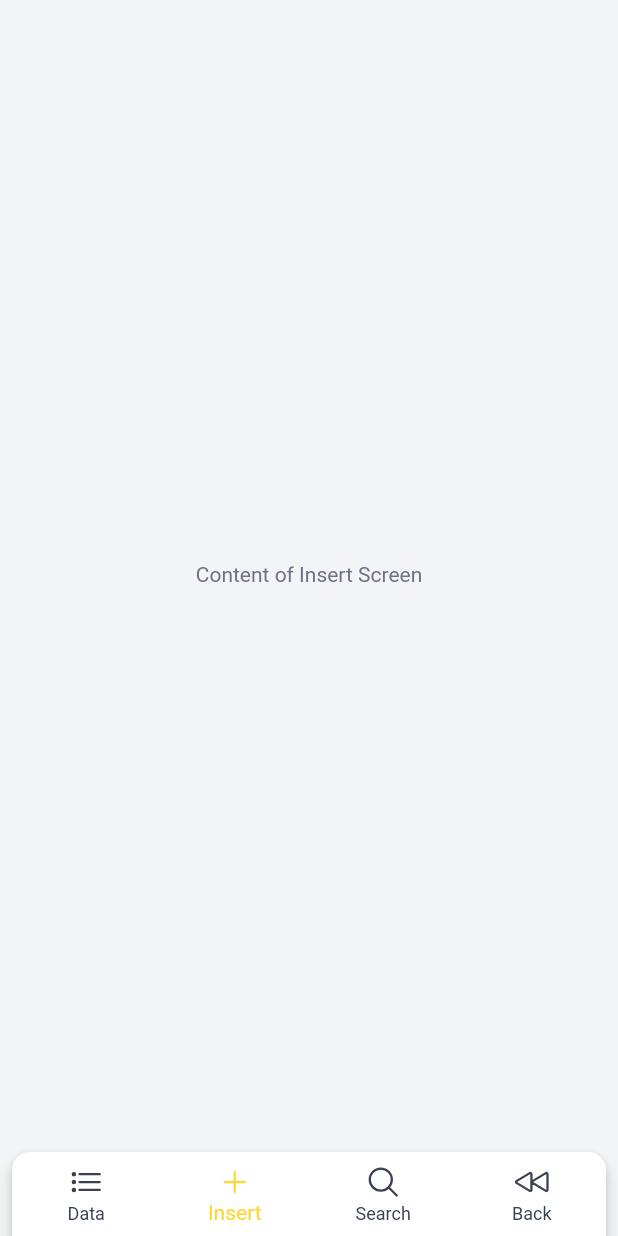
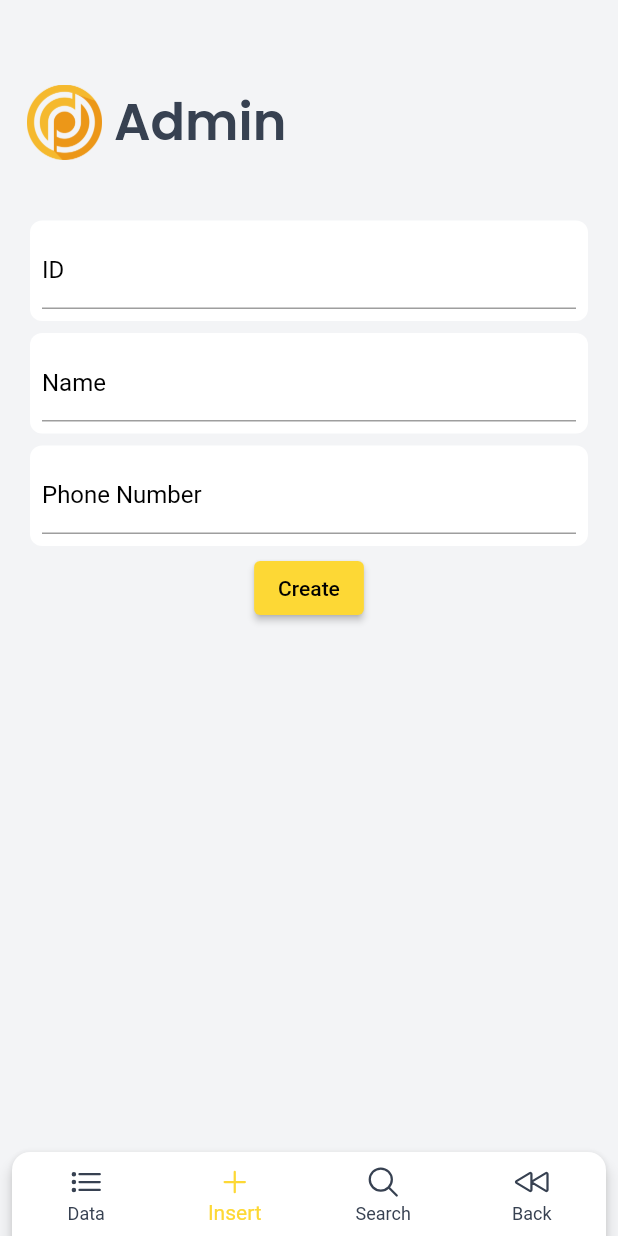
Before and after one commit to TilarnaExdilika/CRM_MobileApp_API_v4.1, a Flutter app: the InsertScreen screen opened directly, on a phone screen of 412 x 824 dp. Run offline on Flutter 3.47's test engine with Material 2 defaults, Android fonts, the phone set to English and light mode, and no system bars; our stand-ins replace bloc, easy_localization, equatable, flutter_bloc, hive, hydrated_bloc and 2 more; missing offline and left inert: flutter_displaymode; accounts and stored records are empty.

Commit message:
Dynamic InputCard

```diff
--- a/lib/ui/screens/insert_screens.dart
+++ b/lib/ui/screens/insert_screens.dart
@@ -2,18 +2,87 @@ import 'package:flutter/material.dart';
 import 'package:flutter_production_boilerplate/ui/screens/list_screens.dart';
 import 'package:flutter_production_boilerplate/ui/screens/search_srceen.dart';
 import 'package:flutter_production_boilerplate/ui/widgets/custom_nav_bar.dart';
+import 'package:flutter_production_boilerplate/ui/widgets/header.dart';
+import 'package:flutter_production_boilerplate/ui/widgets/list_screen/input_card.dart';
 import 'package:flutter_production_boilerplate/ui/widgets/unmated.dart';
 
-class InsertScreen extends StatelessWidget {
+class InsertScreen extends StatefulWidget {
+  const InsertScreen({Key? key}) : super(key: key);
+
+  @override
+  _InsertScreenState createState() => _InsertScreenState();
+}
+
+class _InsertScreenState extends State<InsertScreen> {
+  late TextEditingController idController;
+  late TextEditingController nameController;
+  late TextEditingController phoneNumberController;
   final int currentIndex = 1;
 
-  const InsertScreen({Key? key}) : super(key: key);
+  @override
+  void initState() {
+    super.initState();
+    idController = TextEditingController(text: "");
+    nameController = TextEditingController(text: "");
+    phoneNumberController = TextEditingController(text: "");
+  }
+
+  @override
+  void dispose() {
+    idController.dispose();
+    nameController.dispose();
+    phoneNumberController.dispose();
+    super.dispose();
+  }
 
   @override
   Widget build(BuildContext context) {
     return Scaffold(
-      body: const Center(
-        child: Text('Content of Insert Screen'),
+      body: Container(
+        color: Theme.of(context).backgroundColor,
+        padding: const EdgeInsets.symmetric(horizontal: 16),
+        child: Column(
+          children: [
+            const Padding(
+              padding: EdgeInsets.only(top: 20),
+              child: Header(
+                text: 'bottom_nav_second',
+                logoPath: 'assets/img/logo.png',
+              ),
+            ),
+            // Tạo danh sách các DynamicInputCard dựa trên nhu cầu
+            DynamicInputCard(
+              label: 'ID',
+              controller: idController,
+              onChanged: (newValue) {
+                // onChanged logic if needed
+              },
+            ),
+            DynamicInputCard(
+              label: 'Name',
+              controller: nameController,
+              onChanged: (newValue) {
+                // onChanged logic if needed
+              },
+            ),
+            DynamicInputCard(
+              label: 'Phone Number',
+              controller: phoneNumberController,
+              onChanged: (newValue) {
+                // onChanged logic if needed
+              },
+            ),
+            // Nút "Create" để tạo leads mới
+            ElevatedButton(
+              onPressed: () {
+                // Kiểm tra xem các giá trị có hợp lệ hay không (nếu cần)
+                // Gửi các giá trị lên API để tạo leads mới
+                createNewLead();
+              },
+              child: const Text('Create'),
+            ),
+          ],
+        ),
       ),
       bottomNavigationBar: BottomCustomNavBar(
         currentIndex: currentIndex,
@@ -35,4 +104,6 @@ class InsertScreen extends StatelessWidget {
       ),
     );
   }
+
+  void createNewLead() {}
 }
--- a/lib/ui/widgets/list_screen/input_card.dart
+++ b/lib/ui/widgets/list_screen/input_card.dart
@@ -0,0 +1,41 @@
+import 'package:flutter/material.dart';
+
+class DynamicInputCard extends StatelessWidget {
+  final String label;
+  final TextEditingController controller;
+  final ValueChanged<String> onChanged;
+
+  const DynamicInputCard({
+    Key? key,
+    required this.label,
+    required this.controller,
+    required this.onChanged,
+  }) : super(key: key);
+
+  @override
+  Widget build(BuildContext context) {
+    Brightness brightness = Theme.of(context).brightness;
+    Color labelColor =
+        brightness == Brightness.dark ? Colors.white : Colors.black;
+
+    return Card(
+      elevation: 0,
+      color: Theme.of(context).cardColor,
+      shape: const RoundedRectangleBorder(
+        borderRadius: BorderRadius.all(Radius.circular(8)),
+      ),
+      child: Padding(
+        padding: const EdgeInsets.all(8),
+        child: TextField(
+          decoration: InputDecoration(
+            labelText: label,
+            labelStyle: TextStyle(color: labelColor),
+            contentPadding: const EdgeInsets.symmetric(vertical: 8),
+          ),
+          controller: controller,
+          onChanged: onChanged,
+        ),
+      ),
+    );
+  }
+}
```
